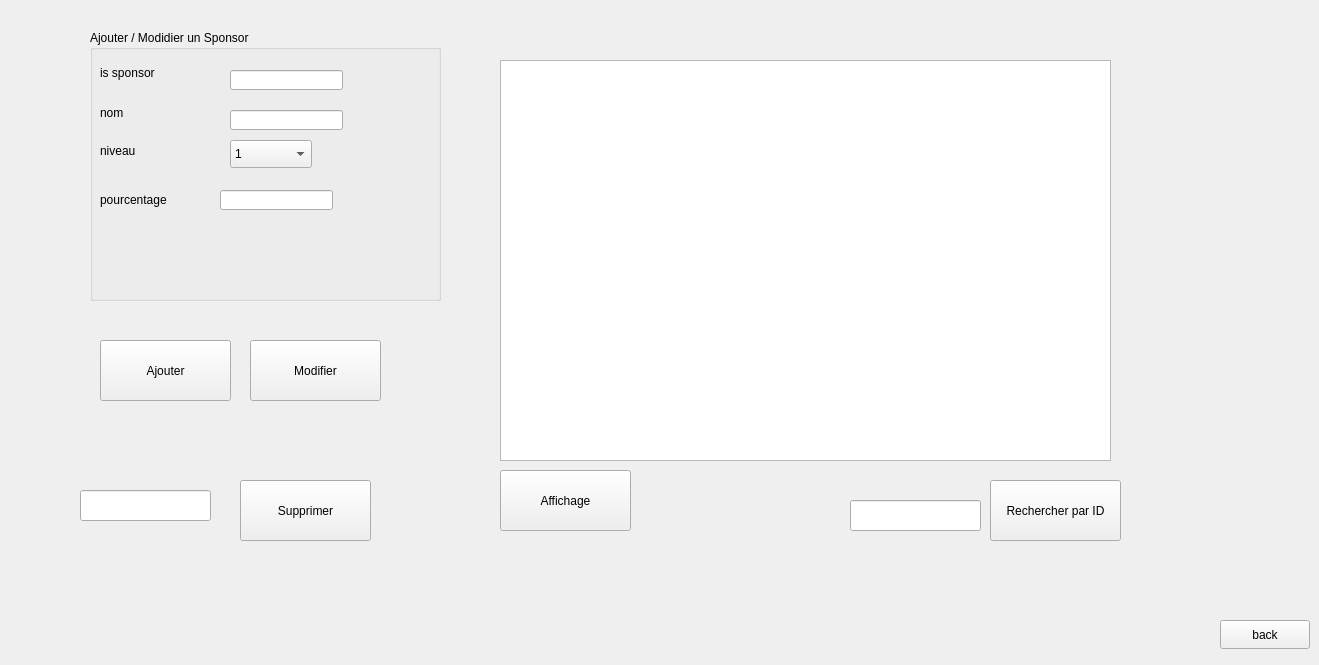
Old version of the form sponsor.ui in the repository medali141/sunny.
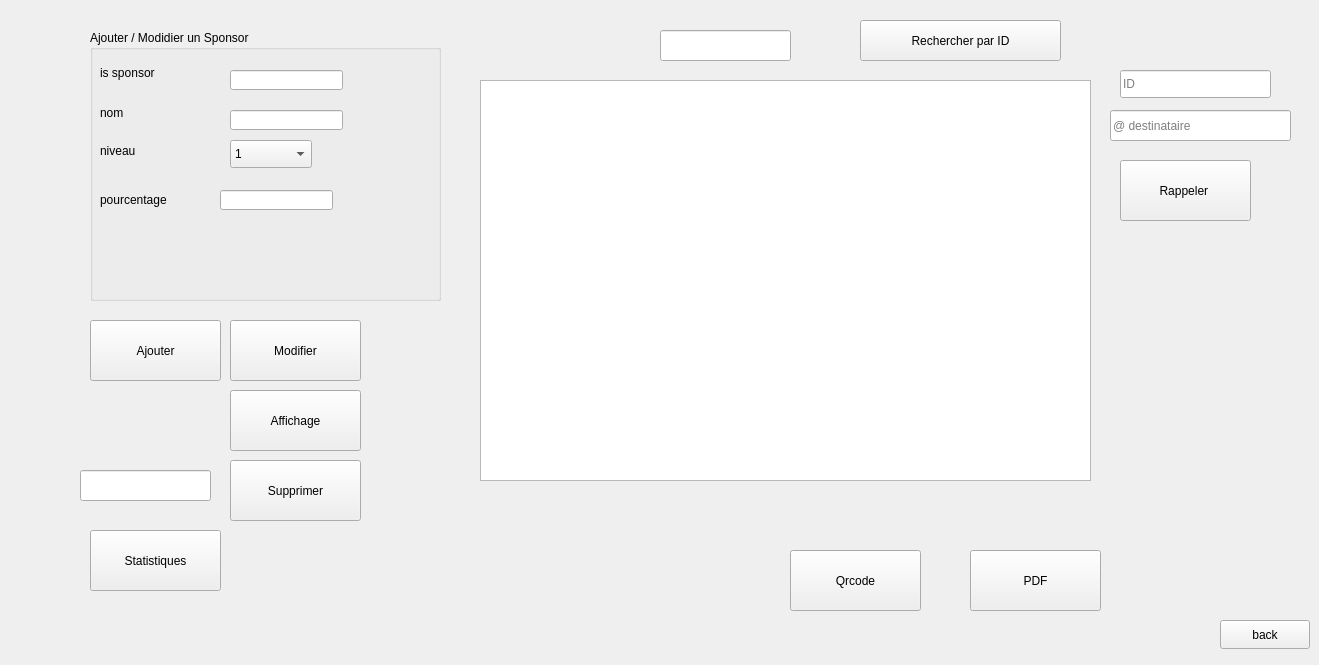
New version of the form.

Commit message: tache sponsor crud + metiers simples

Patch:
```diff
--- a/sponsor.ui
+++ b/sponsor.ui
@@ -29,10 +29,10 @@
   <widget class="QPushButton" name="rechID">
    <property name="geometry">
     <rect>
-     <x>990</x>
-     <y>480</y>
-     <width>131</width>
-     <height>61</height>
+     <x>860</x>
+     <y>20</y>
+     <width>201</width>
+     <height>41</height>
     </rect>
    </property>
    <property name="text">
@@ -42,8 +42,8 @@
   <widget class="QTableView" name="tabMAT">
    <property name="geometry">
     <rect>
-     <x>500</x>
-     <y>60</y>
+     <x>480</x>
+     <y>80</y>
      <width>611</width>
      <height>401</height>
     </rect>
@@ -52,8 +52,8 @@
   <widget class="QPushButton" name="supprimerMat">
    <property name="geometry">
     <rect>
-     <x>240</x>
-     <y>480</y>
+     <x>230</x>
+     <y>460</y>
      <width>131</width>
      <height>61</height>
     </rect>
@@ -65,8 +65,8 @@
   <widget class="QLineEdit" name="recherch_id">
    <property name="geometry">
     <rect>
-     <x>850</x>
-     <y>500</y>
+     <x>660</x>
+     <y>30</y>
      <width>131</width>
      <height>31</height>
     </rect>
@@ -75,8 +75,8 @@
   <widget class="QPushButton" name="ajoutMat">
    <property name="geometry">
     <rect>
-     <x>100</x>
-     <y>340</y>
+     <x>90</x>
+     <y>320</y>
      <width>131</width>
      <height>61</height>
     </rect>
@@ -88,8 +88,8 @@
   <widget class="QPushButton" name="modifierMat">
    <property name="geometry">
     <rect>
-     <x>250</x>
-     <y>340</y>
+     <x>230</x>
+     <y>320</y>
      <width>131</width>
      <height>61</height>
     </rect>
@@ -101,8 +101,8 @@
   <widget class="QPushButton" name="afficherMar">
    <property name="geometry">
     <rect>
-     <x>500</x>
-     <y>470</y>
+     <x>230</x>
+     <y>390</y>
      <width>131</width>
      <height>61</height>
     </rect>
@@ -115,7 +115,7 @@
    <property name="geometry">
     <rect>
      <x>80</x>
-     <y>490</y>
+     <y>470</y>
      <width>131</width>
      <height>31</height>
     </rect>
@@ -246,6 +246,97 @@
     </item>
    </widget>
   </widget>
+  <widget class="QLineEdit" name="dest">
+   <property name="geometry">
+    <rect>
+     <x>1110</x>
+     <y>110</y>
+     <width>181</width>
+     <height>31</height>
+    </rect>
+   </property>
+   <property name="placeholderText">
+    <string>@ destinataire</string>
+   </property>
+  </widget>
+  <widget class="QPushButton" name="send_mail">
+   <property name="geometry">
+    <rect>
+     <x>1120</x>
+     <y>160</y>
+     <width>131</width>
+     <height>61</height>
+    </rect>
+   </property>
+   <property name="text">
+    <string>Rappeler </string>
+   </property>
+  </widget>
+  <widget class="QLabel" name="label_5">
+   <property name="geometry">
+    <rect>
+     <x>530</x>
+     <y>510</y>
+     <width>161</width>
+     <height>141</height>
+    </rect>
+   </property>
+   <property name="text">
+    <string/>
+   </property>
+  </widget>
+  <widget class="QPushButton" name="stat">
+   <property name="geometry">
+    <rect>
+     <x>90</x>
+     <y>530</y>
+     <width>131</width>
+     <height>61</height>
+    </rect>
+   </property>
+   <property name="text">
+    <string>Statistiques</string>
+   </property>
+  </widget>
+  <widget class="QPushButton" name="Qrcode">
+   <property name="geometry">
+    <rect>
+     <x>790</x>
+     <y>550</y>
+     <width>131</width>
+     <height>61</height>
+    </rect>
+   </property>
+   <property name="text">
+    <string>Qrcode</string>
+   </property>
+  </widget>
+  <widget class="QLineEdit" name="IDEMAIL">
+   <property name="geometry">
+    <rect>
+     <x>1120</x>
+     <y>70</y>
+     <width>151</width>
+     <height>28</height>
+    </rect>
+   </property>
+   <property name="placeholderText">
+    <string>ID</string>
+   </property>
+  </widget>
+  <widget class="QPushButton" name="pdf">
+   <property name="geometry">
+    <rect>
+     <x>970</x>
+     <y>550</y>
+     <width>131</width>
+     <height>61</height>
+    </rect>
+   </property>
+   <property name="text">
+    <string>PDF</string>
+   </property>
+  </widget>
  </widget>
  <resources/>
  <connections/>
```
The commit also changes 530 other files.
